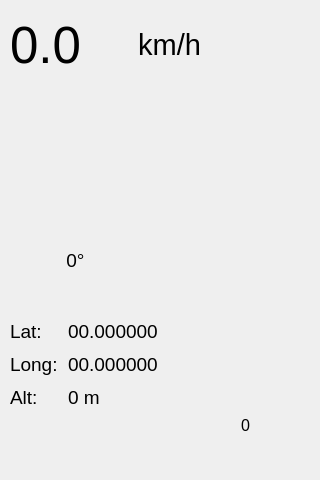
lassesuomela/bikeComputer, file instrumentCluster/mainwindow.ui: the form before one commit.
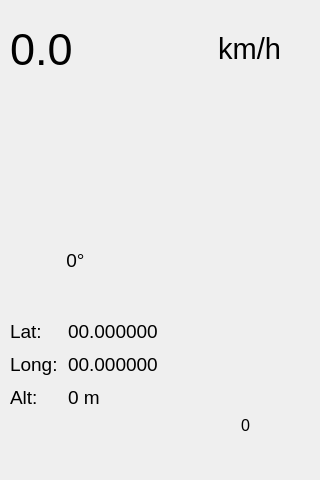
The form after the commit. Icons and pictures are not drawn.

Commit message: quardrant mapping WIP, gpsTracker delay lowered, "km/h" label moved more right of the speed value,

```diff
--- a/instrumentCluster/mainwindow.ui
+++ b/instrumentCluster/mainwindow.ui
@@ -24,20 +24,26 @@
     <property name="geometry">
      <rect>
       <x>10</x>
-      <y>9</y>
-      <width>191</width>
-      <height>71</height>
+      <y>10</y>
+      <width>271</width>
+      <height>78</height>
      </rect>
     </property>
+    <property name="font">
+     <font>
+      <pointsize>36</pointsize>
+     </font>
+    </property>
     <layout class="QHBoxLayout" name="speedLayout">
      <property name="spacing">
-      <number>10</number>
+      <number>0</number>
      </property>
      <item>
       <widget class="QLabel" name="speedText">
        <property name="font">
         <font>
-         <pointsize>38</pointsize>
+         <pointsize>34</pointsize>
+         <weight>50</weight>
          <bold>false</bold>
         </font>
        </property>
```
The commit also changes 4 other files.
